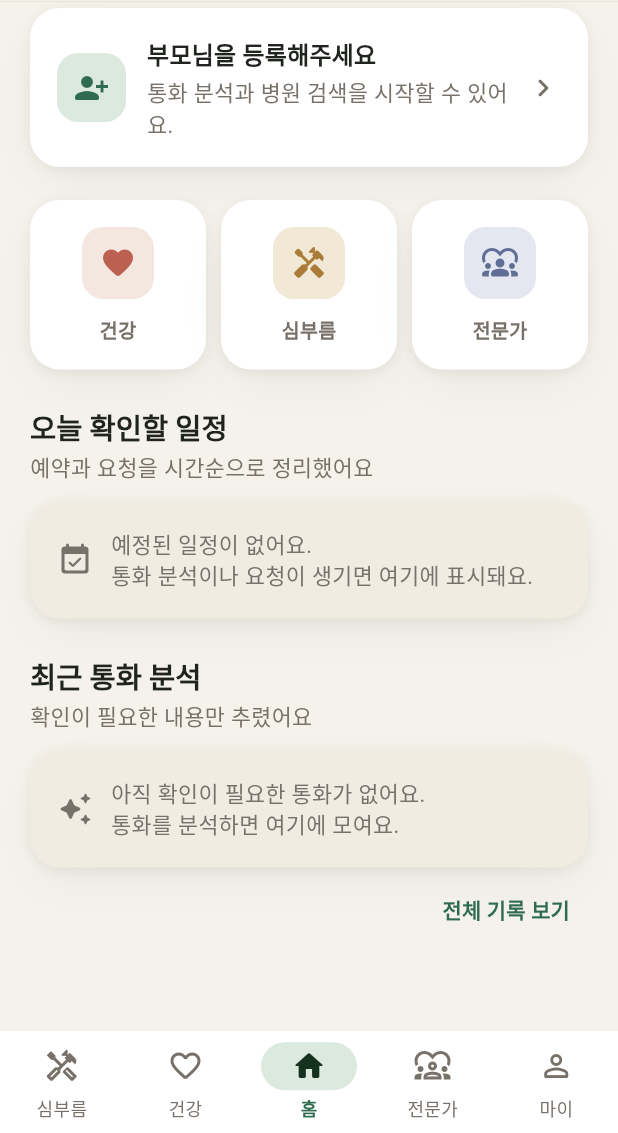
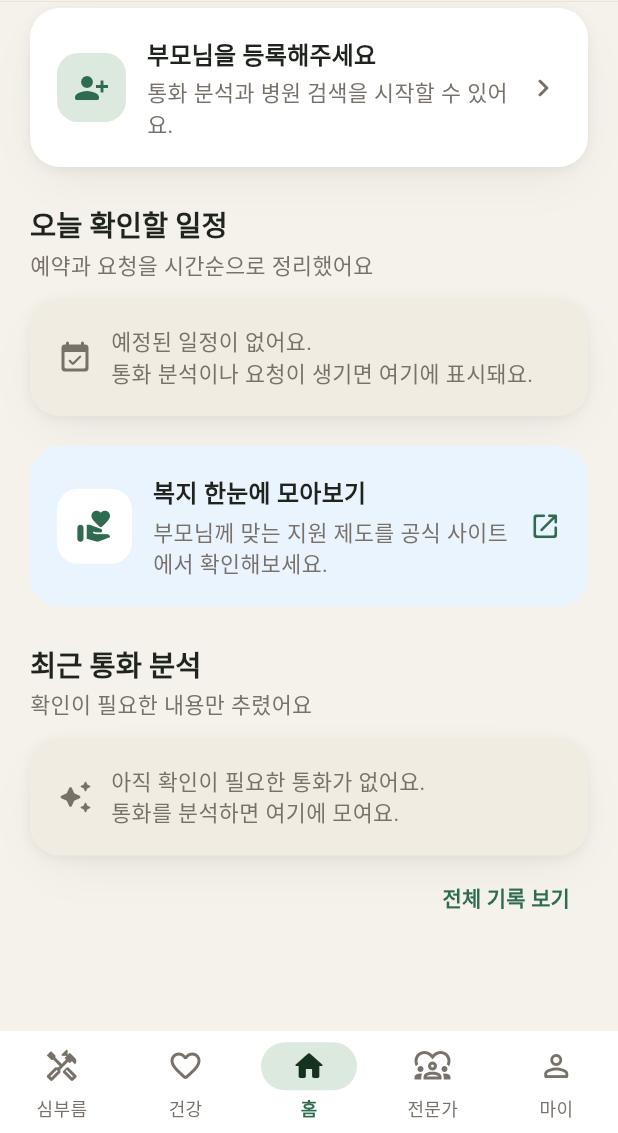
Before and after one commit to wookmin/minithon, a Flutter app: the HomeDashboardScreen screen opened by its route, on a phone screen of 412 x 824 dp, the part 103-1236 px from its top. Run offline on Flutter 3.47's test engine with Material 3 defaults, Android fonts, the phone set to English and light mode, and no system bars; our stand-ins replace cloud_firestore, cloud_functions, file_picker, firebase_auth, firebase_core, flutter_dotenv and 7 more; missing offline and left inert: kpostal, receive_sharing_intent; accounts and stored records are empty; network calls fail; Roboto replaces fonts that are missing (Pretendard).

Commit message:
feat: replace quick actions with welfare banner on home screen and add diagnostic test notification feature

```diff
--- a/lib/features/home/home_dashboard_screen.dart
+++ b/lib/features/home/home_dashboard_screen.dart
@@ -1,6 +1,7 @@
 import 'package:flutter/material.dart';
 import 'package:flutter_riverpod/flutter_riverpod.dart';
 import 'package:go_router/go_router.dart';
+import 'package:url_launcher/url_launcher.dart';
 
 import '../../core/firebase/firebase_providers.dart';
 import '../../core/notifications/notification_payload.dart';
@@ -59,12 +60,6 @@ class HomeDashboardScreen extends ConsumerWidget {
           error: (_, _) =>
               _AddParentCard(onTap: () => context.push('/onboarding')),
         ),
-        const SizedBox(height: 22),
-        _QuickActions(
-          onHospital: () => context.go('/hospital'),
-          onErrand: () => context.go('/general'),
-          onExpert: () => context.go('/professional'),
-        ),
         const SizedBox(height: 26),
         const _SectionTitle(
           title: '오늘 확인할 일정',
@@ -72,6 +67,8 @@ class HomeDashboardScreen extends ConsumerWidget {
         ),
         const SizedBox(height: 12),
         _TimelineCard(schedules: schedules),
+        const SizedBox(height: 20),
+        const _WelfareBanner(),
         const SizedBox(height: 26),
         const _SectionTitle(title: '최근 통화 분석', subtitle: '확인이 필요한 내용만 추렸어요'),
         const SizedBox(height: 12),
@@ -314,88 +311,76 @@ class _StatusPill extends StatelessWidget {
   }
 }
 
-class _QuickActions extends StatelessWidget {
-  const _QuickActions({
-    required this.onHospital,
-    required this.onErrand,
-    required this.onExpert,
-  });
+class _WelfareBanner extends StatelessWidget {
+  const _WelfareBanner();
 
-  final VoidCallback onHospital;
-  final VoidCallback onErrand;
-  final VoidCallback onExpert;
+  static final Uri _welfareUri = Uri.parse('https://www.bokjiro.go.kr');
+
+  Future<void> _open(BuildContext context) async {
+    final opened = await launchUrl(
+      _welfareUri,
+      mode: LaunchMode.externalApplication,
+    );
+    if (!opened && context.mounted) {
+      ScaffoldMessenger.of(context)
+        ..hideCurrentSnackBar()
+        ..showSnackBar(const SnackBar(content: Text('복지로 사이트를 열지 못했어요.')));
+    }
+  }
 
   @override
   Widget build(BuildContext context) {
+    final scheme = Theme.of(context).colorScheme;
     final c = context.colors;
-    return Row(
+    return Material(
+      color: const Color(0xFFEAF4FF),
+      borderRadius: BorderRadius.circular(AppRadius.card),
+      clipBehavior: Clip.antiAlias,
+      child: InkWell(
+        onTap: () => _open(context),
+        child: Padding(
+          padding: const EdgeInsets.all(18),
+          child: Row(
             children: [
-        _ActionButton(
-          icon: Icons.favorite_rounded,
-          label: '건강',
-          color: c.health,
-          soft: c.healthSoft,
-          onTap: onHospital,
+              Container(
+                width: 50,
+                height: 50,
+                decoration: BoxDecoration(
+                  color: Colors.white,
+                  borderRadius: BorderRadius.circular(AppRadius.surface),
                 ),
-        const SizedBox(width: 10),
-        _ActionButton(
-          icon: Icons.handyman_rounded,
-          label: '심부름',
-          color: c.general,
-          soft: c.generalSoft,
-          onTap: onErrand,
+                child: Icon(
+                  Icons.volunteer_activism_rounded,
+                  color: scheme.primary,
+                  size: 25,
                 ),
-        const SizedBox(width: 10),
-        _ActionButton(
-          icon: Icons.diversity_1_rounded,
-          label: '전문가',
-          color: c.professional,
-          soft: c.professionalSoft,
-          onTap: onExpert,
+              ),
+              const SizedBox(width: 14),
+              Expanded(
+                child: Column(
+                  crossAxisAlignment: CrossAxisAlignment.start,
+                  children: [
+                    Text(
+                      '복지 한눈에 모아보기',
+                      style: Theme.of(context).textTheme.titleMedium?.copyWith(
+                        fontWeight: FontWeight.w900,
+                      ),
+                    ),
+                    const SizedBox(height: 4),
+                    Text(
+                      '부모님께 맞는 지원 제도를 공식 사이트에서 확인해보세요.',
+                      style: Theme.of(context).textTheme.bodyMedium?.copyWith(
+                        color: c.textSecondary,
+                        height: 1.35,
+                      ),
                     ),
                   ],
-    );
-  }
-}
-
-class _ActionButton extends StatelessWidget {
-  const _ActionButton({
-    required this.icon,
-    required this.label,
-    required this.color,
-    required this.soft,
-    required this.onTap,
-  });
-
-  final IconData icon;
-  final String label;
-  final Color color;
-  final Color soft;
-  final VoidCallback onTap;
-
-  @override
-  Widget build(BuildContext context) {
-    return Expanded(
-      child: SoftCard(
-        padding: const EdgeInsets.symmetric(vertical: 18),
-        onTap: onTap,
-        child: Column(
-          children: [
-            Container(
-              width: 48,
-              height: 48,
-              decoration: BoxDecoration(
-                color: soft,
-                borderRadius: BorderRadius.circular(AppRadius.surface),
                 ),
-              child: Icon(icon, color: color),
               ),
-            const SizedBox(height: 11),
-            Text(
-              label,
-              style: const TextStyle(fontWeight: FontWeight.w700, fontSize: 13),
+              const SizedBox(width: 8),
+              Icon(Icons.open_in_new_rounded, color: scheme.primary, size: 21),
+            ],
           ),
-          ],
         ),
       ),
     );
--- a/lib/features/recording/recording_repository.dart
+++ b/lib/features/recording/recording_repository.dart
@@ -50,6 +50,12 @@ class RecordingRepository {
     return _channel.invokeMethod<Uint8List>('readRecording', {'uri': uri});
   }
 
+  /// 진단용: 통화 종료 알림 경로를 강제로 한 번 실행한다.
+  /// 이 알림이 뜨면 알림 표시(권한/채널)는 정상 → 원인은 CallReceiver 미수신.
+  Future<void> testNotification() async {
+    await _channel.invokeMethod<bool>('testCallNotification');
+  }
+
   /// 통화 종료 알림을 탭해 앱이 실행됐는지 확인하고 플래그를 소비한다.
   Future<bool> consumePendingAnalyze() async {
     final result = await _channel.invokeMethod<bool>('consumePendingAnalyze');
```
Also changed, not shown: lib/features/recording/recording_diagnostic_screen.dart (+34 -3 lines), 1 other file. Lines whose indentation alone changed are shown as unchanged.
